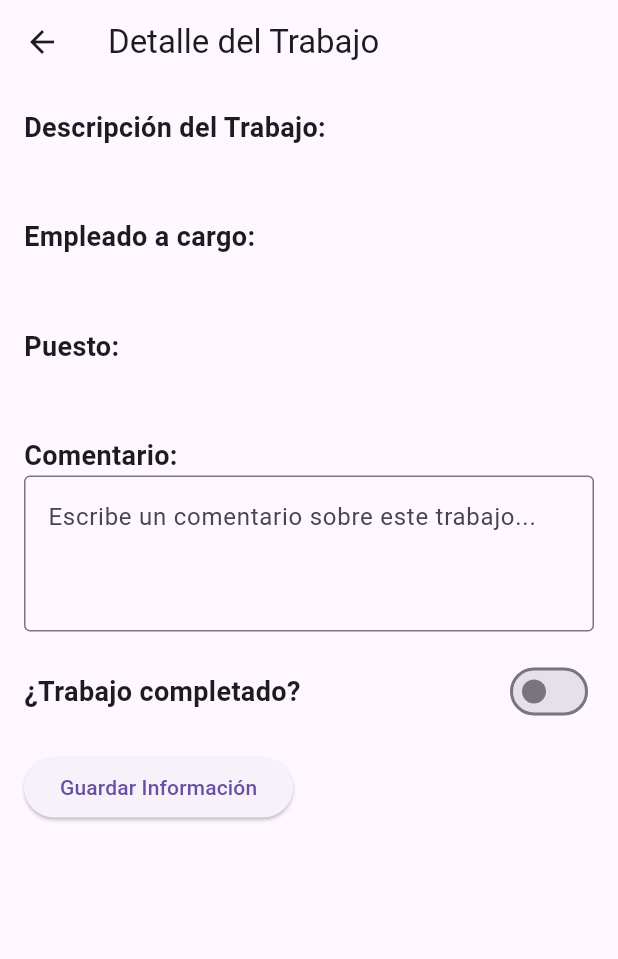
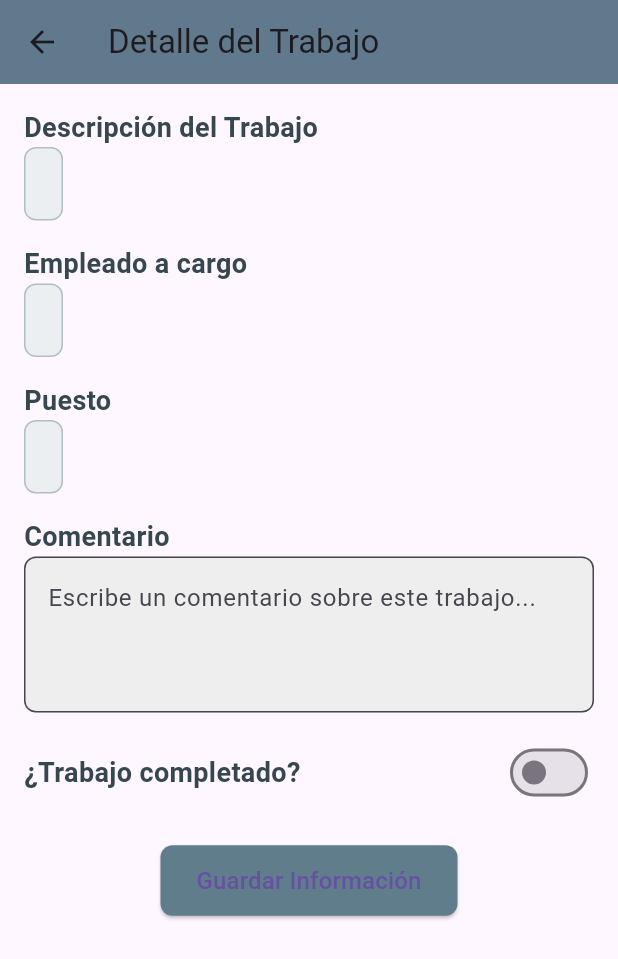
Before and after one commit to GaboRacciatti/Prototipo-Alvarez_Racciatti, a Flutter app: the DetalleTrabajoScreen screen opened directly with empty values, on a phone screen of 412 x 824 dp. Shown: the top 959 px of the screen. Run offline on Flutter 3.47's test engine with Material 3 defaults, Android fonts, the light colour scheme and no system bars.

Commit message:
Mas arreglo de estilos

```diff
--- a/lib/main.dart
+++ b/lib/main.dart
@@ -1,6 +1,7 @@
 import 'package:flutter/material.dart';
 import 'screens/screens.dart';
 import 'theme/app_theme.dart';
+
 
 void main() {
   runApp(MyApp());
--- a/lib/screens/detalle_trabajo.dart
+++ b/lib/screens/detalle_trabajo.dart
@@ -18,66 +18,54 @@ class _DetalleTrabajoScreenState extends State<DetalleTrabajoScreen> {
     return Scaffold(
       appBar: AppBar(
         title: Text('Detalle del Trabajo'),
+        backgroundColor: Colors.blueGrey,
+        elevation: 4,
       ),
       body: Padding(
         padding: const EdgeInsets.all(16.0),
+        child: SingleChildScrollView(
           child: Column(
             crossAxisAlignment: CrossAxisAlignment.start,
             children: [
               // Mostrar datos básicos del trabajo
-            Text(
-              'Descripción del Trabajo:',
-              style: TextStyle(fontSize: 18, fontWeight: FontWeight.bold),
-            ),
-            SizedBox(height: 8),
-            Text(
-              widget.trabajo['descripcion_trabajo'] ?? 'No especificado',
-              style: TextStyle(fontSize: 16),
-            ),
+              _buildSectionTitle('Descripción del Trabajo'),
+              _buildInfoBox(widget.trabajo['descripcion_trabajo'] ?? 'No especificado'),
+
               SizedBox(height: 16),
-            Text(
-              'Empleado a cargo:',
-              style: TextStyle(fontSize: 18, fontWeight: FontWeight.bold),
-            ),
-            SizedBox(height: 8),
-            Text(
-              widget.trabajo['nombre_empleado'] ?? 'No especificado',
-              style: TextStyle(fontSize: 16),
-            ),
+              _buildSectionTitle('Empleado a cargo'),
+              _buildInfoBox(widget.trabajo['nombre_empleado'] ?? 'No especificado'),
+
               SizedBox(height: 16),
-            Text(
-              'Puesto:',
-              style: TextStyle(fontSize: 18, fontWeight: FontWeight.bold),
-            ),
-            SizedBox(height: 8),
-            Text(
-              widget.trabajo['puesto'] ?? 'No especificado',
-              style: TextStyle(fontSize: 16),
-            ),
+              _buildSectionTitle('Puesto'),
+              _buildInfoBox(widget.trabajo['puesto'] ?? 'No especificado'),
+
               SizedBox(height: 16),
-
-            // Input para comentarios
-            Text(
-              'Comentario:',
-              style: TextStyle(fontSize: 18, fontWeight: FontWeight.bold),
-            ),
+              _buildSectionTitle('Comentario'),
               TextFormField(
                 controller: _comentarioController,
                 maxLines: 3,
                 decoration: InputDecoration(
                   hintText: 'Escribe un comentario sobre este trabajo...',
-                border: OutlineInputBorder(),
+                  border: OutlineInputBorder(
+                    borderRadius: BorderRadius.circular(8.0),
                   ),
+                  fillColor: Colors.grey[200],
+                  filled: true,
                 ),
+                style: TextStyle(fontSize: 16),
+              ),
+
               SizedBox(height: 16),
-
-            // Switch para trabajo completado
               Row(
                 mainAxisAlignment: MainAxisAlignment.spaceBetween,
                 children: [
                   Text(
                     '¿Trabajo completado?',
-                  style: TextStyle(fontSize: 18, fontWeight: FontWeight.bold),
+                    style: TextStyle(
+                      fontSize: 18,
+                      fontWeight: FontWeight.bold,
+                      color: Colors.blueGrey[800],
+                    ),
                   ),
                   Switch(
                     value: _trabajoCompletado,
@@ -86,13 +74,14 @@ class _DetalleTrabajoScreenState extends State<DetalleTrabajoScreen> {
                         _trabajoCompletado = value;
                       });
                     },
+                    activeColor: Colors.green,
                   ),
                 ],
               ),
 
-            SizedBox(height: 16),
-            // Botón para guardar la información
-            ElevatedButton(
+              SizedBox(height: 24),
+              Center(
+                child: ElevatedButton(
                   onPressed: () {
                     // Imprimir comentario y estado del trabajo
                     print('Comentario: ${_comentarioController.text}');
@@ -104,14 +93,55 @@ class _DetalleTrabajoScreenState extends State<DetalleTrabajoScreen> {
                         content: Text('Información del trabajo guardada'),
                         duration: Duration(seconds: 2),
                         behavior: SnackBarBehavior.floating,
+                        backgroundColor: Colors.green,
                       ),
                     );
                   },
-              child: Text('Guardar Información'),
+                  style: ElevatedButton.styleFrom(
+                    backgroundColor: Colors.blueGrey,
+                    shape: RoundedRectangleBorder(
+                      borderRadius: BorderRadius.circular(8.0),
+                    ),
+                    padding: EdgeInsets.symmetric(horizontal: 24, vertical: 12),
+                  ),
+                  child: Text(
+                    'Guardar Información',
+                    style: TextStyle(fontSize: 16),
+                  ),
+                ),
               ),
             ],
           ),
         ),
+      ),
+    );
+  }
+
+  // Método para construir títulos de secciones
+  Widget _buildSectionTitle(String title) {
+    return Text(
+      title,
+      style: TextStyle(
+        fontSize: 18,
+        fontWeight: FontWeight.bold,
+        color: Colors.blueGrey[800],
+      ),
+    );
+  }
+
+  // Método para mostrar información en un cuadro estilizado
+  Widget _buildInfoBox(String text) {
+    return Container(
+      padding: EdgeInsets.all(12),
+      decoration: BoxDecoration(
+        color: Colors.blueGrey[50],
+        borderRadius: BorderRadius.circular(8),
+        border: Border.all(color: Colors.blueGrey[200]!),
+      ),
+      child: Text(
+        text,
+        style: TextStyle(fontSize: 16, color: Colors.blueGrey[900]),
+      ),
     );
   }
 }
```
Also changed, not shown: lib/screens/screens.dart (line endings or trailing spaces). Lines whose indentation alone changed are shown as unchanged.
